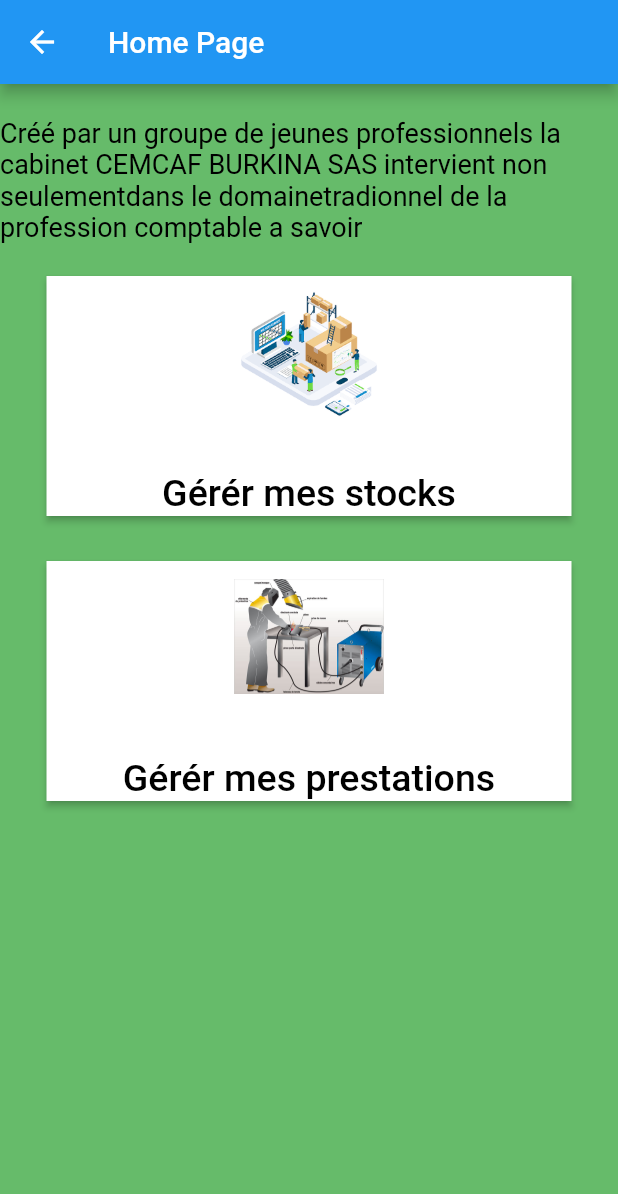
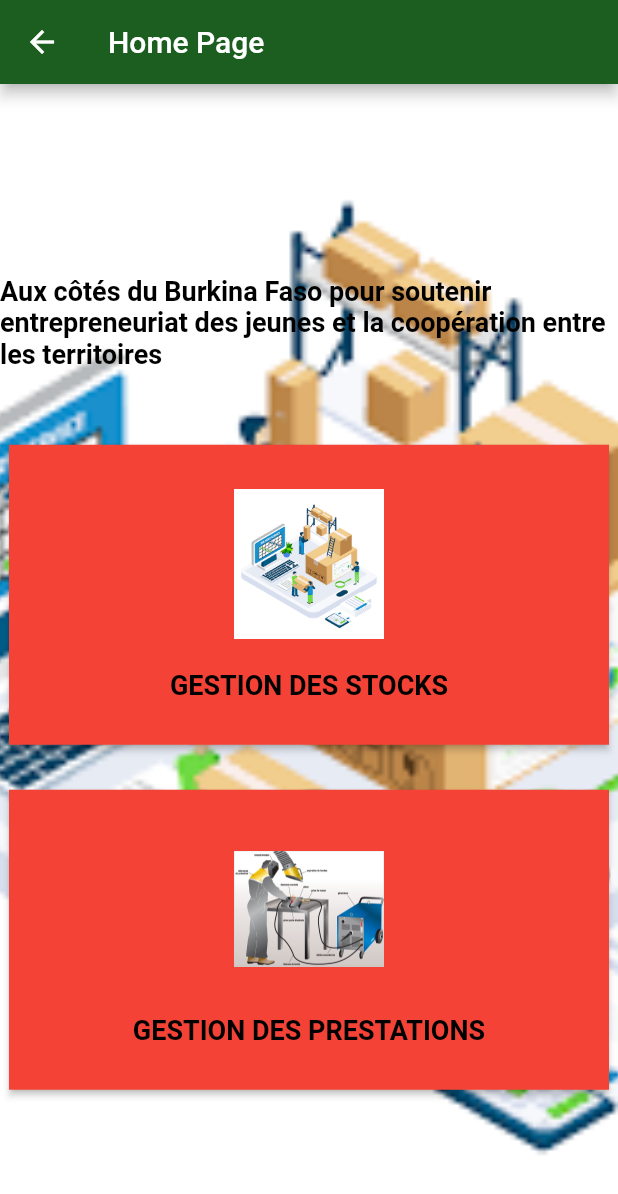
Before and after one commit to MokoutoneOussene/CISV_PROJECT, a Flutter app: the screen it shows after launch, after a tap on "Se connecter", on a phone screen of 412 x 824 dp. Shown: the top 1194 px of the screen. Run offline on Flutter 3.47's test engine with Material 2 defaults, Android fonts, the light colour scheme and no system bars.

Commit message:
home page updated

```diff
--- a/lib/home.dart
+++ b/lib/home.dart
@@ -9,33 +9,40 @@ class HomePage extends StatelessWidget {
     return Scaffold(
       appBar: AppBar(
         title: const Text('Home Page'),
+        backgroundColor: Colors.green[900],
       ),
-      backgroundColor: Colors.green[400],
-      body: Center(
+      body: DecoratedBox(
+        decoration: BoxDecoration(
+          image: DecorationImage(
+            image: AssetImage('assets/images/stocks.png'), fit: BoxFit.cover),
+          ),
+        child: Center(
           child: Column(
+            mainAxisAlignment: MainAxisAlignment.center,
             children: [
               SizedBox(
-              height: 22,
+                height: 30,
               ),
               Text(
-              'Créé par un groupe de jeunes professionnels la cabinet CEMCAF BURKINA SAS intervient non seulementdans le domainetradionnel de la profession comptable a savoir',
+                'Aux côtés du Burkina Faso pour soutenir entrepreneuriat des jeunes et la coopération entre les territoires',
                 style: TextStyle(
                   color: Colors.black,
                   fontSize: 18,
+                  fontWeight: FontWeight.bold,
                 ),
               ),
               SizedBox(
-              height: 22,
+                height: 50,
               ),
               SizedBox(
-              width: 350,
-              height: 160,
+                width: 400,
+                height: 200,
                 child: ElevatedButton(
                   onPressed: () {
                     print('Clicked');
                   },
                   style: ElevatedButton.styleFrom(
-                  backgroundColor: Colors.white,
+                    backgroundColor: Colors.red,
                     foregroundColor: Colors.black,
                     shape: RoundedRectangleBorder(
                       borderRadius: BorderRadius.all(
@@ -52,13 +59,14 @@ class HomePage extends StatelessWidget {
                         height: 100,
                       ),
                       SizedBox(
-                      height: 30,
+                        height: 20,
                       ),
                       Text(
-                        'Gérér mes stocks',
+                          'GESTION DES STOCKS',
                         style: TextStyle(
                           color: Colors.black,
-                      fontSize: 25,
+                          fontSize: 18,
+                          fontWeight: FontWeight.bold,
                         ),
                       ),
                     ],
@@ -69,14 +77,14 @@ class HomePage extends StatelessWidget {
                 height: 30,
               ),
               SizedBox(
-              width: 350,
-              height: 160,
+                width: 400,
+                height: 200,
                 child: ElevatedButton(
                   onPressed: () {
                     print('Clicked');
                   },
                   style: ElevatedButton.styleFrom(
-                  backgroundColor: Colors.white,
+                    backgroundColor: Colors.red,
                     foregroundColor: Colors.black,
                     shape: RoundedRectangleBorder(
                       borderRadius: BorderRadius.all(
@@ -93,13 +101,14 @@ class HomePage extends StatelessWidget {
                         height: 100,
                       ),
                       SizedBox(
-                      height: 30,
+                        height: 20,
                       ),
                       Text(
-                      'Gérér mes prestations',
+                          'GESTION DES PRESTATIONS',
                         style: TextStyle(
                           color: Colors.black,
-                        fontSize: 25,
+                          fontSize: 18,
+                          fontWeight: FontWeight.bold,
                         ),
                       ),
                     ],
@@ -109,6 +118,7 @@ class HomePage extends StatelessWidget {
             ],
           ),
         ),
+        ),
     );
   }
 }
--- a/lib/login_page.dart
+++ b/lib/login_page.dart
@@ -17,7 +17,7 @@ class loginPage extends StatelessWidget {
               height: 30,
             ),
             Text(
-              'BIENVENUE DANS GEST-CISV',
+              'BIENVENUE DANS Aux côtés du Burkina Faso',
               style: TextStyle(
                 color: Colors.white,
                 fontSize: 22,
--- a/lib/register_page.dart
+++ b/lib/register_page.dart
@@ -9,6 +9,7 @@ class registerPage extends StatelessWidget {
     return Scaffold(
       appBar: AppBar(
         title: const Text('Création de compte'),
+        backgroundColor: Colors.green[900],
       ),
       backgroundColor: Colors.green[400],
       body: Padding(
```
Lines whose indentation alone changed are shown as unchanged.
